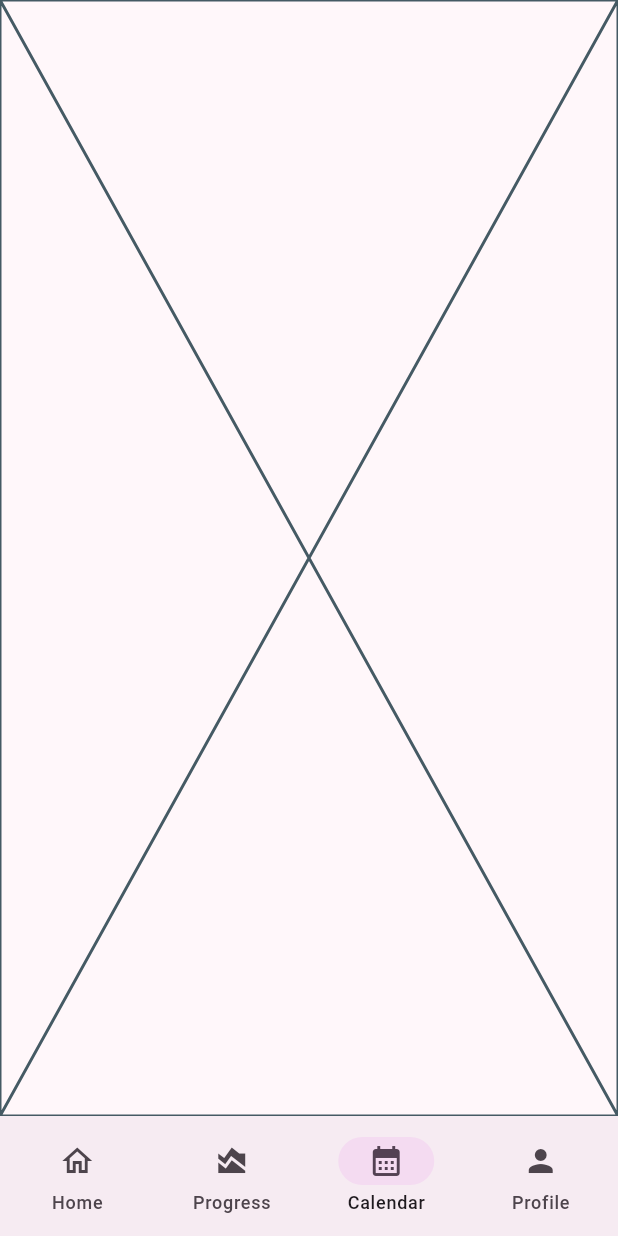
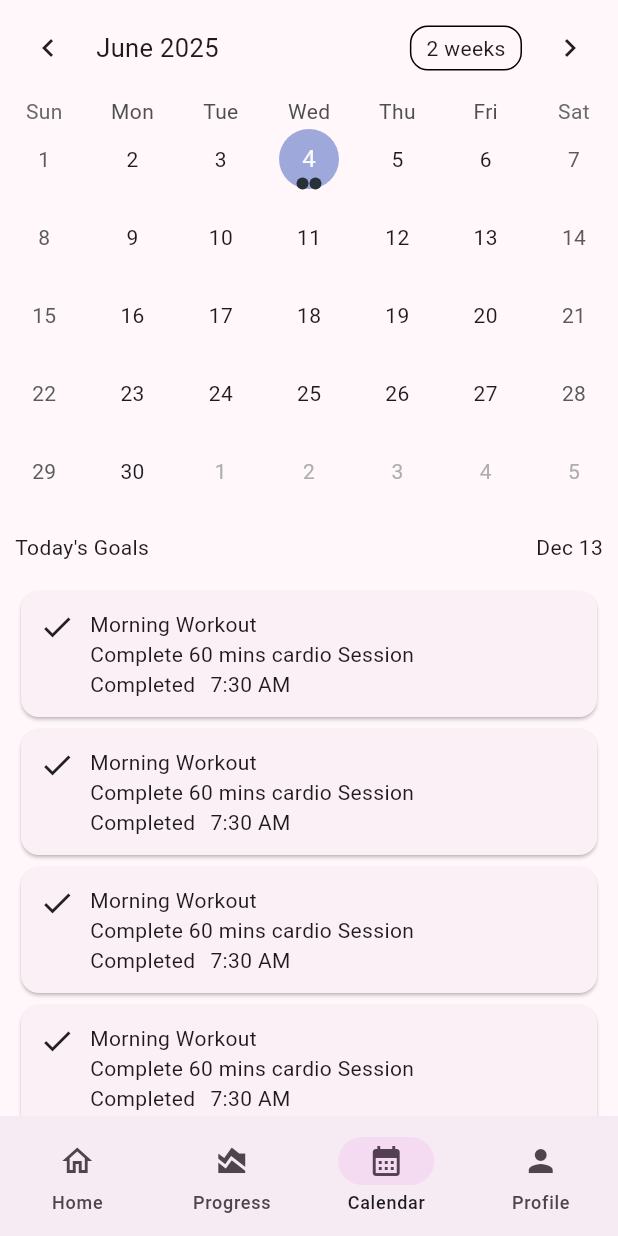
Before and after one commit to devemg/goaly, a Flutter app: the screen it shows after launch, item 3 of the bottom bar chosen, on a phone screen of 412 x 824 dp. Run offline on Flutter 3.47's test engine with Material 3 defaults, Android fonts, the phone set to English and light mode, and no system bars; drawn by our look-alikes of table_calendar; network calls fail.

Commit message:
add calendar page

```diff
--- a/lib/pages/calendar_page.dart
+++ b/lib/pages/calendar_page.dart
@@ -1,9 +1,83 @@
 import 'package:flutter/material.dart';
+import 'package:goaly/widgets/goals_list.dart';
+import 'package:table_calendar/table_calendar.dart';
 
-class CalendarPage extends StatelessWidget {
+class CalendarPage extends StatefulWidget {
+  @override
+  State<CalendarPage> createState() => _CalendarPageState();
+}
+
+class _CalendarPageState extends State<CalendarPage> {
+  DateTime _focusedDay = DateTime.now();
+  DateTime? _selectedDay;
+  CalendarFormat _calendarFormat = CalendarFormat.month;
+  final List events = [{
+    'id': '1234',
+    'goalId': '123456',
+    'date': DateTime.now(),
+    'note': 'Notes 1',
+    'status': 'completed',
+    'timeLogged': 14654,
+  },
+  {
+    'id': '12345',
+    'goalId': '123456',
+    'date': DateTime.now(),
+    'note': 'Notes 2',
+    'status': 'in progress',
+    'timeLogged': 14654,
+  }];
+
+  _getEventsForDay(day) {
+    return events.where((event) {
+    final eventDate = event['date'] as DateTime;
+    return eventDate.year == day.year &&
+           eventDate.month == day.month &&
+           eventDate.day == day.day;
+  }).toList();
+  }
 
   @override
-  Widget build(BuildContext context){
-    return Placeholder();
+  Widget build(BuildContext context) {
+    return Column(
+      children: [
+        TableCalendar(
+          firstDay: DateTime.utc(2010, 10, 16),
+          lastDay: DateTime.utc(2030, 3, 14),
+          focusedDay: _focusedDay,
+          calendarFormat: _calendarFormat,
+          selectedDayPredicate: (day) {
+            // Use `selectedDayPredicate` to determine which day is currently selected.
+            // If this returns true, then `day` will be marked as selected.
+            return isSameDay(_selectedDay, day);
+          },
+          onDaySelected: (selectedDay, focusedDay) {
+            if (!isSameDay(_selectedDay, selectedDay)) {
+              setState(() {
+                _selectedDay = selectedDay;
+                _focusedDay = focusedDay;
+              });
+            }
+          },
+          onFormatChanged: (format) {
+            setState(() {
+              _calendarFormat = format;
+            });
+          },
+          eventLoader: (day) {
+            return _getEventsForDay(day);
+          },
+        ),
+        Padding(
+          padding: const EdgeInsets.symmetric(horizontal: 10, vertical: 15),
+          child: Row(
+            mainAxisAlignment: MainAxisAlignment.spaceBetween,
+            mainAxisSize: MainAxisSize.max,
+            children: [Text("Today's Goals"), Text('Dec 13')],
+          ),
+        ),
+        GoalsList(showActions: false),
+      ],
+    );
   }
 }
--- a/lib/pages/home_page.dart
+++ b/lib/pages/home_page.dart
@@ -13,7 +13,7 @@ class HomePage extends StatelessWidget {
           padding: const EdgeInsets.symmetric(horizontal: 10),
           child: TodaysProgress(),
         ),
-        GoalsList()
+        GoalsList(showActions: true)
       ],
     );
   }
--- a/lib/widgets/goals_list.dart
+++ b/lib/widgets/goals_list.dart
@@ -1,8 +1,13 @@
 import 'package:flutter/material.dart';
 
 class GoalsList extends StatelessWidget {
+  final bool showActions;
+
+  const GoalsList({super.key, required this.showActions });
+
   @override
   Widget build(BuildContext context) {
+    double verticalPadding = showActions ? 15 : 0;
     return Expanded(
       child: ListView.builder(
         itemCount: 11,
@@ -10,11 +15,11 @@ class GoalsList extends StatelessWidget {
         itemBuilder: (context, index) {
           if (index == 0) {
             return Padding(
-              padding: const EdgeInsets.symmetric(horizontal: 10, vertical: 15),
+              padding: EdgeInsets.symmetric(horizontal: 10, vertical: verticalPadding),
               child: Column(
                 spacing: 10,
                 children: [
-                  Row(
+                  if (showActions) Row(
                     children: [
                       FilledButton.icon(
                         label: Text('Add Goal'),
@@ -29,7 +34,7 @@ class GoalsList extends StatelessWidget {
                       ),
                     ],
                   ),
-                  Row(
+                  if (showActions) Row(
                     mainAxisSize: MainAxisSize.max,
                     mainAxisAlignment: MainAxisAlignment.spaceBetween,
                     children: [Text('Your Goals'), Text('View All')],
--- a/pubspec.yaml
+++ b/pubspec.yaml
@@ -35,6 +35,7 @@ dependencies:
   # Use with the CupertinoIcons class for iOS style icons.
   cupertino_icons: ^1.0.8
   provider: ^6.0.0
+  table_calendar: ^3.2.0
 
 dev_dependencies:
   flutter_test:
```
Also changed, not shown: pubspec.lock.
